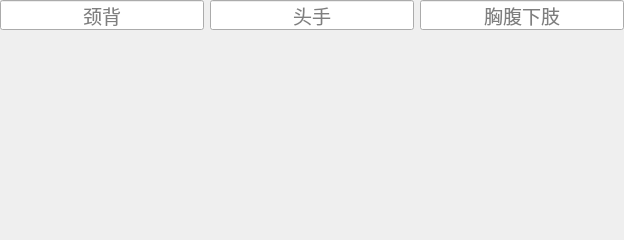
This is feiteng_linggui_custom.ui in pejoypan/ZiWuLiuZhu as Qt 5 draws it before an edit. The edited form follows.
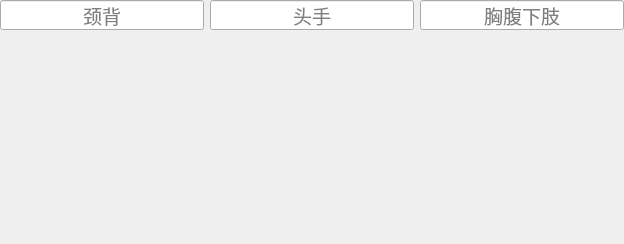
This is the edited form.

Commit message: modify font to Arial to adapt macOS

```diff
--- a/feiteng_linggui_custom.ui
+++ b/feiteng_linggui_custom.ui
@@ -7,9 +7,14 @@
     <x>0</x>
     <y>0</y>
     <width>624</width>
-    <height>240</height>
+    <height>244</height>
    </rect>
   </property>
+  <property name="font">
+   <font>
+    <family>Arial</family>
+   </font>
+  </property>
   <property name="windowTitle">
    <string>Form</string>
   </property>
```
Left out of the diff: 3 changed lines with no effect on the pictures. The commit also changes 14 other files.
